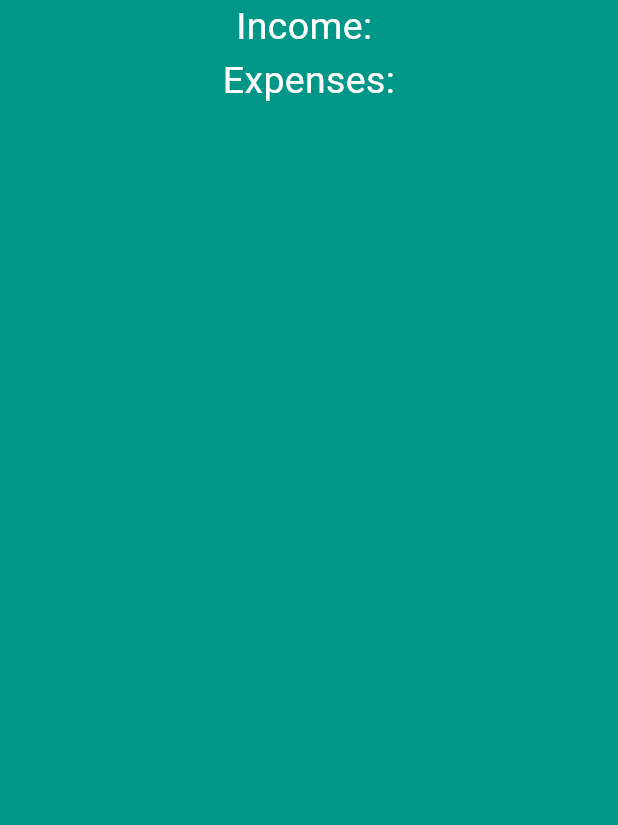
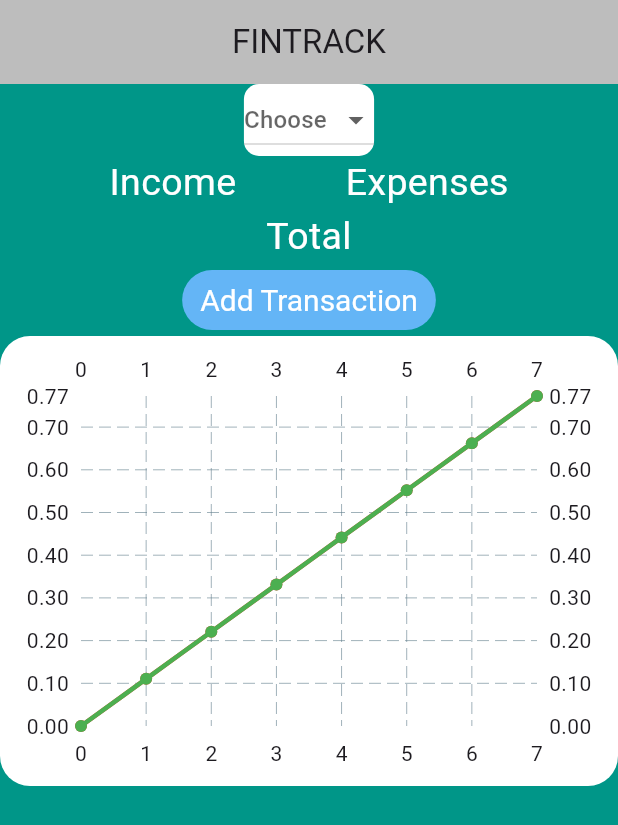
Before and after one commit to Akhileshait/fintrack, a Flutter app: the screen it shows after launch, on a phone screen of 412 x 824 dp. Shown: the top 825 px of the screen. Run offline on Flutter 3.47's test engine with Material 3 defaults, Android fonts, the phone set to English and light mode, and no system bars; drawn by our look-alikes of fl_chart; Roboto replaces fonts that are missing (JosefinSans).

Commit message:
hello flutter

```diff
--- a/lib/main.dart
+++ b/lib/main.dart
@@ -1,32 +1,74 @@
 import 'package:flutter/material.dart';
+import 'package:fl_chart/fl_chart.dart';
+import 'dart:math';
 
 void main() {
   runApp(MyApp());
 }
 
 class MyApp extends StatelessWidget {
-  const MyApp({super.key});
+  MyApp({super.key});
+
+  // Generate some dummy data for the cahrt
+  // This will be used to draw the red line
+  final List<FlSpot> dummyData1 = List.generate(8, (index) {
+    return FlSpot(index.toDouble(), index * Random().nextDouble());
+  });
+
+  // This will be used to draw the orange line
+  final List<FlSpot> dummyData2 = List.generate(8, (index) {
+    return FlSpot(index.toDouble(), index * Random().nextDouble());
+  });
+
+  // This will be used to draw the blue line
+  final List<FlSpot> dummyData3 = List.generate(8, (index) {
+    return FlSpot(index.toDouble(), index * Random().nextDouble());
+  });
 
   @override
   Widget build(BuildContext context) {
-    return const MaterialApp(
+    return MaterialApp(
       home: Scaffold(
         backgroundColor: Colors.teal,
         body: SafeArea(
             child: Column(
-            mainAxisAlignment: MainAxisAlignment.start,
           children: [
-              Center(
-                  child: Text(
-                "Income: ",
+            AppBar(
+              title: const Text('FINTRACK'),
+              centerTitle: true,
+              backgroundColor: Colors.grey.shade400,
+            ),
+            Container(
+              decoration: BoxDecoration(
+                color: Colors.white,
+                borderRadius: BorderRadius.circular(10),
+              ),
+              child: DropdownButton<String>(
+                hint: Text("Choose"),
+                focusColor: Colors.amberAccent,
+                items: <String>['Daily', 'Weekly', 'Monthly', 'Annually']
+                    .map((String value) {
+                  return DropdownMenuItem<String>(
+                    value: value,
+                    child: Text(value),
+                  );
+                }).toList(),
+                onChanged: (_) {},
+              ),
+            ),
+            const Row(
+              mainAxisAlignment: MainAxisAlignment.spaceEvenly,
+              children: [
+                Text(
+                  "Income",
                   style: TextStyle(
                     fontFamily: 'JosefinSans',
                     fontSize: 25.0,
                     color: Colors.white,
                   ),
-              )),
+                ),
                 Text(
-                "Expenses: ",
+                  "Expenses",
                   textAlign: TextAlign.center,
                   style: TextStyle(
                     fontFamily: 'JosefinSans',
@@ -36,7 +78,53 @@ class MyApp extends StatelessWidget {
                 )
               ],
             ),
+            Text(
+              "Total",
+              textAlign: TextAlign.center,
+              style: TextStyle(
+                fontFamily: 'JosefinSans',
+                fontSize: 25.0,
+                color: Colors.white,
               ),
+            ),
+            TextButton(
+              onPressed: () {},
+              child: Text("Add Transaction"),
+              style: TextButton.styleFrom(
+                  backgroundColor: Colors.blue.shade300,
+                  foregroundColor: Colors.white,
+                  textStyle: TextStyle(fontSize: 20)),
+            ),
+            Container(
+              decoration: BoxDecoration(
+                  color: Colors.white, borderRadius: BorderRadius.circular(20)),
+              padding: const EdgeInsets.all(10),
+              width: double.infinity,
+              height: 300,
+              child: LineChart(
+                LineChartData(
+                  borderData: FlBorderData(show: false),
+                  lineBarsData: [
+                    // The red line
+                    LineChartBarData(
+                      spots: dummyData1,
+                      isCurved: true,
+                      barWidth: 3,
+                      color: Colors.red,
+                    ),
+                    // The orange line
+                    LineChartBarData(
+                      spots: dummyData2,
+                      isCurved: true,
+                      barWidth: 3,
+                      color: Colors.green,
+                    ),
+                  ],
+                ),
+              ),
+            ),
+          ],
+        )),
       ),
     );
   }
--- a/pubspec.yaml
+++ b/pubspec.yaml
@@ -35,6 +35,7 @@ dependencies:
   # The following adds the Cupertino Icons font to your application.
   # Use with the CupertinoIcons class for iOS style icons.
   cupertino_icons: ^1.0.2
+  fl_chart: ^0.66.1
 
 dev_dependencies:
   flutter_test:
```
Also changed, not shown: pubspec.lock. Lines whose indentation alone changed are shown as unchanged.
